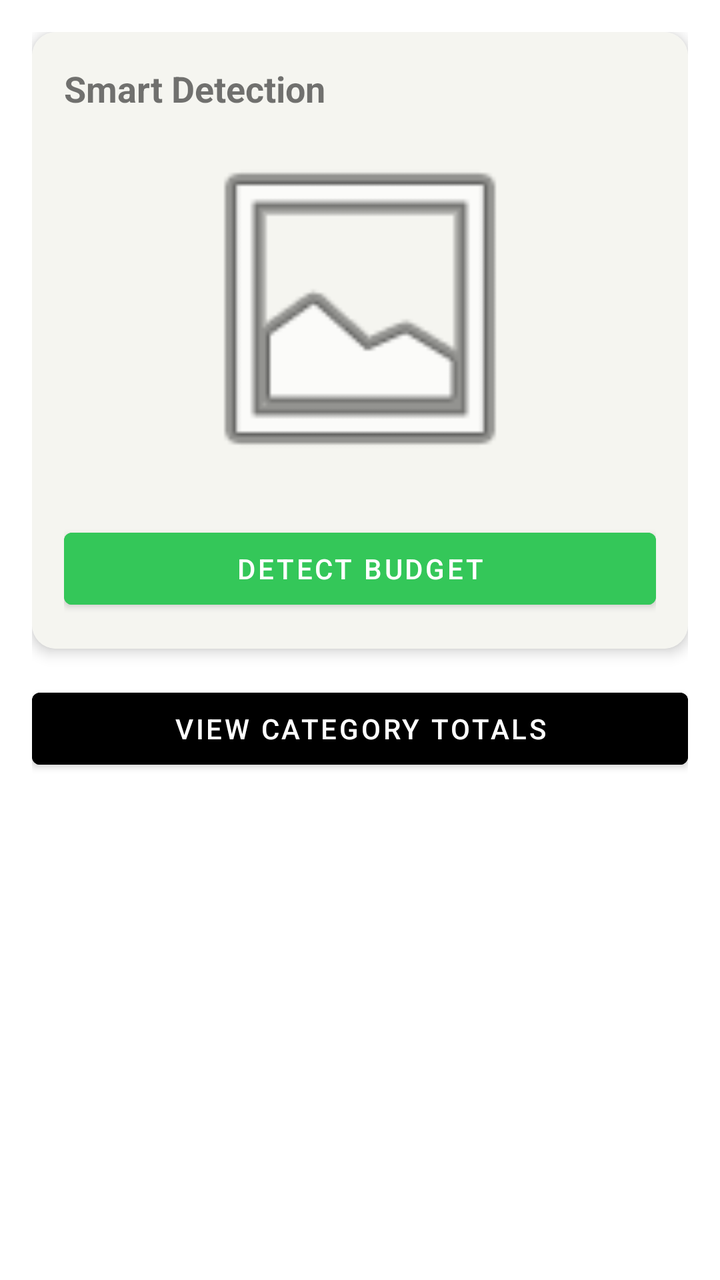
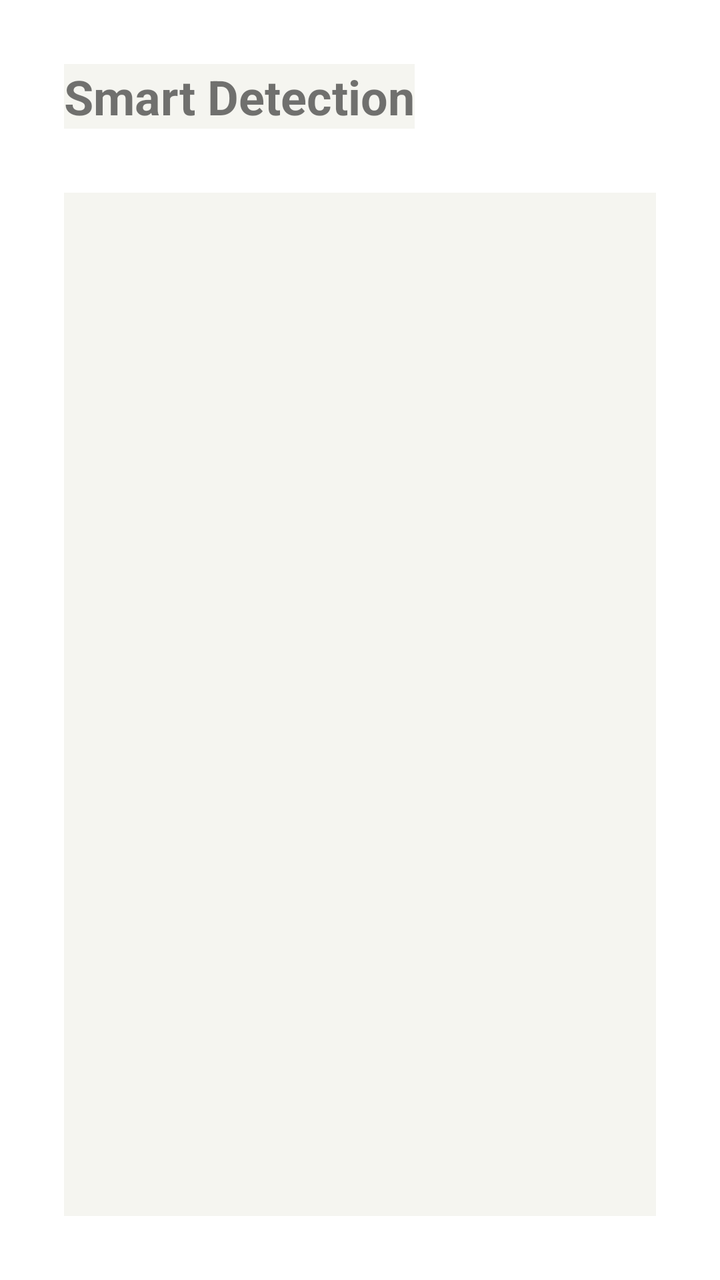

An Android layout rendered at two revisions. The XML below is the earlier revision; the diff shows what the commit changed to produce the second picture.
<!-- AndroidManifest.xml: application theme Theme.HarmonieBudgetAppKt -->
<!-- res/layout/fragment_budgets.xml -->
<?xml version="1.0" encoding="utf-8"?>
<androidx.constraintlayout.widget.ConstraintLayout
    xmlns:android="http://schemas.android.com/apk/res/android"
    xmlns:app="http://schemas.android.com/apk/res-auto"
    android:layout_width="match_parent"
    android:layout_height="match_parent"
    android:background="#FFFFFF"
    android:padding="16dp">

    
    <com.google.android.material.card.MaterialCardView
        android:id="@+id/card_smart_detection"
        android:layout_width="match_parent"
        android:layout_height="wrap_content"
        app:cardCornerRadius="12dp"
        app:cardElevation="4dp"
        app:layout_constraintTop_toTopOf="parent">

        <LinearLayout
            android:layout_width="match_parent"
            android:layout_height="wrap_content"
            android:orientation="vertical"
            android:padding="16dp">

            <TextView
                android:layout_width="wrap_content"
                android:layout_height="wrap_content"
                android:text="@string/smart_detection"
                android:textSize="18sp"
                android:textStyle="bold" />

            
            <ImageView
                android:layout_width="match_parent"
                android:layout_height="180dp"
                android:src="@android:drawable/ic_menu_gallery"
                android:scaleType="fitCenter"
                android:contentDescription="@string/smart_budget_detection_graph"
                android:layout_marginTop="8dp" />

            <Button
                android:id="@+id/btn_detect_budget"
                android:layout_width="match_parent"
                android:layout_height="wrap_content"
                android:text="@string/detect_budget"
                android:backgroundTint="#34C759"
                android:textColor="#FFFFFF"
                android:layout_marginTop="16dp" />

        </LinearLayout>

    </com.google.android.material.card.MaterialCardView>

    
    <Button
        android:id="@+id/btn_view_totals"
        android:layout_width="match_parent"
        android:layout_height="wrap_content"
        android:text="@string/view_category_totals"
        android:backgroundTint="#000000"
        android:textColor="#FFFFFF"
        app:layout_constraintTop_toBottomOf="@id/card_smart_detection"
        android:layout_marginTop="16dp" />

</androidx.constraintlayout.widget.ConstraintLayout>
<!-- resources referenced by this layout -->
<resources>
  <string name="detect_budget">Detect Budget</string>
  <string name="smart_budget_detection_graph">Smart Budget Detection Graph</string>
  <string name="smart_detection">Smart Detection</string>
  <string name="view_category_totals">View Category Totals</string>
  <style name="Theme.HarmonieBudgetAppKt" parent="Theme.MaterialComponents.DayNight.NoActionBar">
          <item name="colorPrimary">#007AFF</item>
          <item name="colorPrimaryVariant">#007AFF</item>
          <item name="colorOnPrimary">#FFFFFF</item>
          <item name="colorSecondary">#34C759</item>
          <item name="colorOnSecondary">#FFFFFF</item>
          <item name="android:statusBarColor">#F5F5F0</item>
          <item name="android:windowLightStatusBar">true</item>
          <item name="android:background">#F5F5F0</item>
      </style>
</resources>

<!-- the commit's change to res/layout/fragment_budgets.xml (unified diff, before → after) -->
@@ -4,62 +4,29 @@
     xmlns:app="http://schemas.android.com/apk/res-auto"
     android:layout_width="match_parent"
     android:layout_height="match_parent"
-    android:background="#FFFFFF"
-    android:padding="16dp">
+    android:padding="32dp"
+    android:background="@color/white">
 
     
-    <com.google.android.material.card.MaterialCardView
-        android:id="@+id/card_smart_detection"
-        android:layout_width="match_parent"
+    <TextView
+        android:id="@+id/tv_budgets_title"
+        android:layout_width="wrap_content"
         android:layout_height="wrap_content"
-        app:cardCornerRadius="12dp"
-        app:cardElevation="4dp"
-        app:layout_constraintTop_toTopOf="parent">
-
-        <LinearLayout
-            android:layout_width="match_parent"
-            android:layout_height="wrap_content"
-            android:orientation="vertical"
-            android:padding="16dp">
-
-            <TextView
-                android:layout_width="wrap_content"
-                android:layout_height="wrap_content"
-                android:text="@string/smart_detection"
-                android:textSize="18sp"
-                android:textStyle="bold" />
-
-            
-            <ImageView
-                android:layout_width="match_parent"
-                android:layout_height="180dp"
-                android:src="@android:drawable/ic_menu_gallery"
-                android:scaleType="fitCenter"
-                android:contentDescription="@string/smart_budget_detection_graph"
-                android:layout_marginTop="8dp" />
-
-            <Button
-                android:id="@+id/btn_detect_budget"
-                android:layout_width="match_parent"
-                android:layout_height="wrap_content"
-                android:text="@string/detect_budget"
-                android:backgroundTint="#34C759"
-                android:textColor="#FFFFFF"
-                android:layout_marginTop="16dp" />
-
-        </LinearLayout>
-
-    </com.google.android.material.card.MaterialCardView>
+        android:text="@string/smart_detection"
+        android:textSize="24sp"
+        android:textStyle="bold"
+        app:layout_constraintTop_toTopOf="parent"
+        app:layout_constraintStart_toStartOf="parent" />
 
     
-    <Button
-        android:id="@+id/btn_view_totals"
-        android:layout_width="match_parent"
-        android:layout_height="wrap_content"
-        android:text="@string/view_category_totals"
-        android:backgroundTint="#000000"
-        android:textColor="#FFFFFF"
-        app:layout_constraintTop_toBottomOf="@id/card_smart_detection"
-        android:layout_marginTop="16dp" />
+    <androidx.recyclerview.widget.RecyclerView
+        android:id="@+id/recycler_budgets"
+        android:layout_width="0dp"
+        android:layout_height="0dp"
+        android:layout_marginTop="32dp"
+        app:layout_constraintTop_toBottomOf="@id/tv_budgets_title"
+        app:layout_constraintBottom_toBottomOf="parent"
+        app:layout_constraintStart_toStartOf="parent"
+        app:layout_constraintEnd_toEndOf="parent" />
 
 </androidx.constraintlayout.widget.ConstraintLayout>
<!-- resource entries referenced after the edit -->
@@ -1,9 +1,7 @@
 <!-- resources referenced by this layout -->
 <resources>
-  <string name="detect_budget">Detect Budget</string>
-  <string name="smart_budget_detection_graph">Smart Budget Detection Graph</string>
+  <color name="white">#FFFFFFFF</color>
   <string name="smart_detection">Smart Detection</string>
-  <string name="view_category_totals">View Category Totals</string>
   <style name="Theme.HarmonieBudgetAppKt" parent="Theme.MaterialComponents.DayNight.NoActionBar">
           <item name="colorPrimary">#007AFF</item>
           <item name="colorPrimaryVariant">#007AFF</item>
